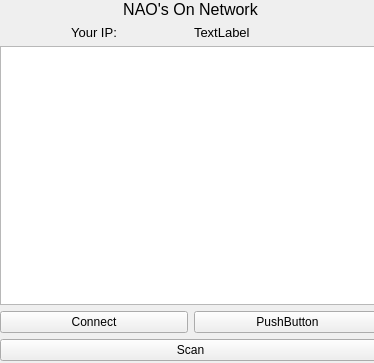
The window that gui/imperium/widgets/network/connect.ui (DU-RoboCup/NAO-engine) describes before a commit, drawn with Qt 5.
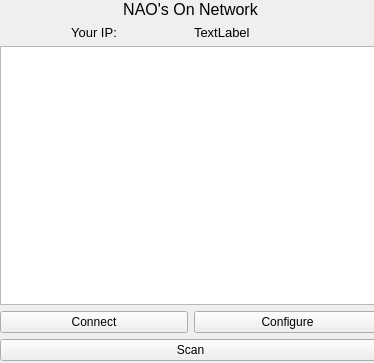
The same window after the commit.

```diff
--- a/gui/imperium/widgets/network/connect.ui
+++ b/gui/imperium/widgets/network/connect.ui
@@ -93,7 +93,7 @@
       <item>
        <widget class="QPushButton" name="pushButton">
         <property name="text">
-         <string>PushButton</string>
+         <string>Configure</string>
         </property>
        </widget>
       </item>
```
Left out of the diff: 2 changed lines with no effect on the pictures.
